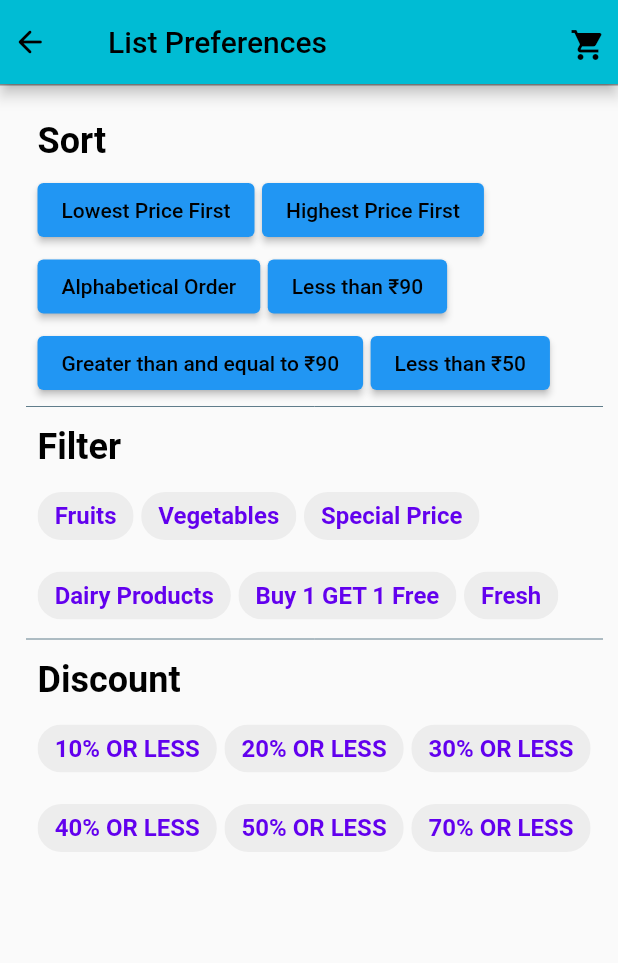
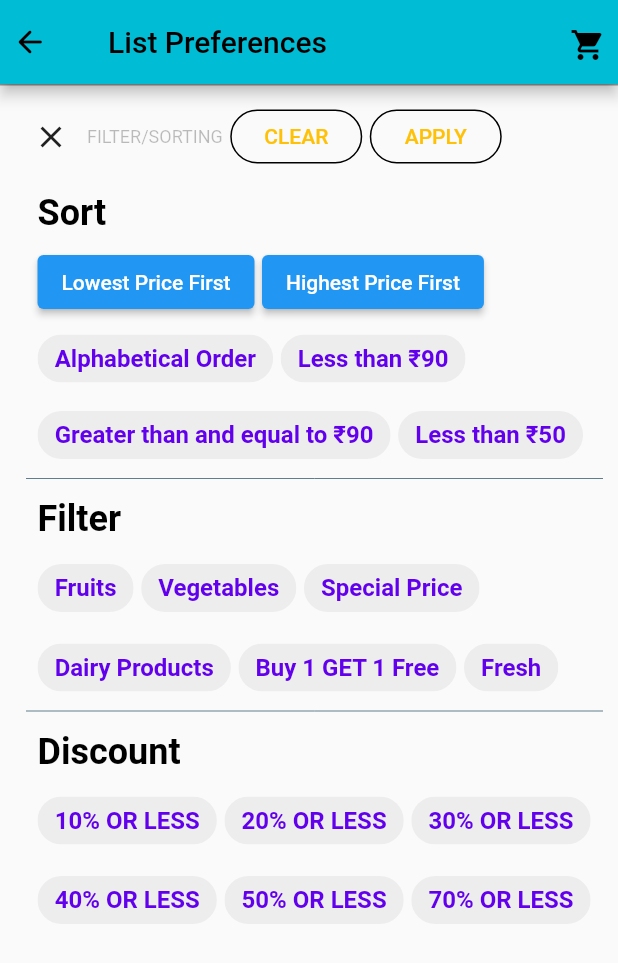
Before and after one commit to Sam071100/Grocers-Grocery-App, a Flutter app: the FilterPage screen opened directly, on a phone screen of 412 x 824 dp. Shown: the top 963 px of the screen. Run offline on Flutter 3.47's test engine with Material 2 defaults, Android fonts, the phone set to English and light mode, and no system bars; our stand-ins replace bloc, equatable, flutter_bloc; network calls fail.

Commit message:
Added Elevated Buttons

```diff
--- a/lib/UI/filter_page.dart
+++ b/lib/UI/filter_page.dart
@@ -123,6 +123,51 @@ class _FilterPageState extends State<FilterPage> {
                   child: Column(
                       crossAxisAlignment: CrossAxisAlignment.start,
                       children: <Widget>[
+                        Row(
+                          crossAxisAlignment: CrossAxisAlignment.center,
+                          children: <Widget>[
+                            IconButton(
+                                icon: const Icon(Icons.close),
+                                onPressed: () {
+                                  Navigator.pop(context);
+                                }),
+                            Text(
+                              'FILTER/SORTING',
+                              style: TextStyle(
+                                  fontSize: 12.0, color: Colors.black26),
+                            ),
+                            _verticalD(),
+                            // ignore: deprecated_member_use
+                            OutlineButton(
+                                borderSide:
+                                    BorderSide(color: Colors.amber.shade500),
+                                child: const Text('CLEAR'),
+                                textColor: Colors.amber.shade500,
+                                onPressed: () {
+                                  //   setState(() {
+                                  //     key.currentState
+                                  //         .deselect(key.currentState.isSelected);
+                                  //   });
+                                },
+                                shape: OutlineInputBorder(
+                                  borderRadius: BorderRadius.circular(30.0),
+                                )),
+                            _verticalD(),
+                            // ignore: deprecated_member_use
+                            OutlineButton(
+                                borderSide:
+                                    BorderSide(color: Colors.amber.shade500),
+                                child: const Text('APPLY'),
+                                textColor: Colors.amber.shade500,
+                                onPressed: () {
+                                  // Apply the following Filters
+                                  Navigator.pop(context);
+                                },
+                                shape: OutlineInputBorder(
+                                  borderRadius: BorderRadius.circular(30.0),
+                                )),
+                          ],
+                        ),
                         Container(
                             child: Column(
                           crossAxisAlignment: CrossAxisAlignment.start,
@@ -161,11 +206,7 @@ class _FilterPageState extends State<FilterPage> {
                                                 });
                                                 Navigator.pop(context);
                                               },
-                                              child: Text(
-                                                'Lowest Price First',
-                                                style: TextStyle(
-                                                    color: Colors.black),
-                                              ),
+                                              child: Text('Lowest Price First'),
                                             ),
                                             ElevatedButton(
                                               onPressed: () {
@@ -177,74 +218,18 @@ class _FilterPageState extends State<FilterPage> {
                                                 });
                                                 Navigator.pop(context);
                                               },
-                                              child: Text(
-                                                'Highest Price First',
-                                                style: TextStyle(
-                                                    color: Colors.black),
-                                              ),
+                                              child:
+                                                  Text('Highest Price First'),
                                             ),
-                                            ElevatedButton(
-                                              onPressed: () {
-                                                setState(() {
-                                                  shopItems.sort();
-                                                  filteredshopItems = shopItems;
-                                                });
-                                                Navigator.pop(context);
-                                              },
-                                              child: Text(
-                                                'Alphabetical Order',
-                                                style: TextStyle(
-                                                    color: Colors.black),
-                                              ),
-                                            ),
-                                            ElevatedButton(
-                                              onPressed: () {
-                                                setState(() {
-                                                  filteredshopItems = shopItems
-                                                      .where((u) =>
-                                                          (u.price) < 90.0)
-                                                      .toList();
-                                                });
-                                                Navigator.pop(context);
-                                              },
-                                              child: Text(
-                                                'Less than \₹90',
-                                                style: TextStyle(
-                                                    color: Colors.black),
-                                              ),
-                                            ),
-                                            ElevatedButton(
-                                              onPressed: () {
-                                                setState(() {
-                                                  filteredshopItems = shopItems
-                                                      .where((u) =>
-                                                          (u.price) >= 90.0)
-                                                      .toList();
-                                                });
-                                                Navigator.pop(context);
-                                              },
-                                              child: Text(
-                                                'Greater than and equal to \₹90',
-                                                style: TextStyle(
-                                                    color: Colors.black),
-                                              ),
-                                            ),
-                                            ElevatedButton(
-                                              onPressed: () {
-                                                setState(() {
-                                                  filteredshopItems = shopItems
-                                                      .where((u) =>
-                                                          (u.price) < 50.0)
-                                                      .toList();
-                                                });
-                                                Navigator.pop(context);
-                                              },
-                                              child: Text(
-                                                'Less than \₹50',
-                                                style: TextStyle(
-                                                    color: Colors.black),
-                                              ),
-                                            ),
+                                            filterChipWidget(
+                                                chipName: 'Alphabetical Order'),
+                                            filterChipWidget(
+                                                chipName: 'Less than \₹90'),
+                                            filterChipWidget(
+                                                chipName:
+                                                    'Greater than and equal to \₹90'),
+                                            filterChipWidget(
+                                                chipName: 'Less than \₹50'),
                                           ],
                                         )),
                                       ),
```
